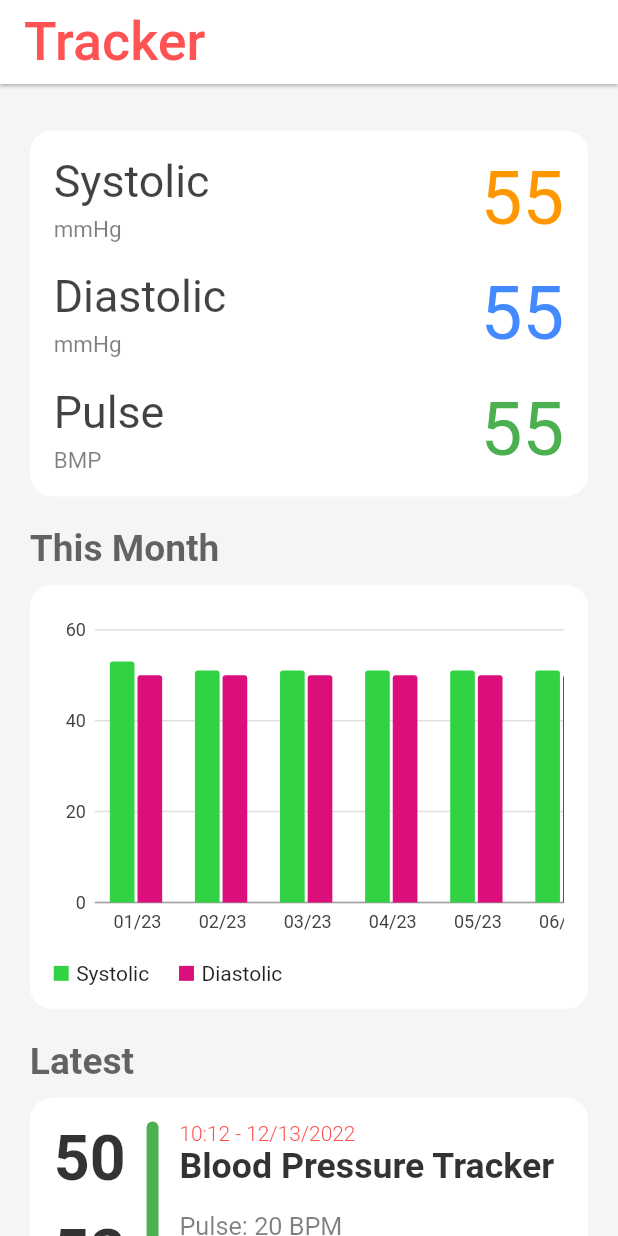
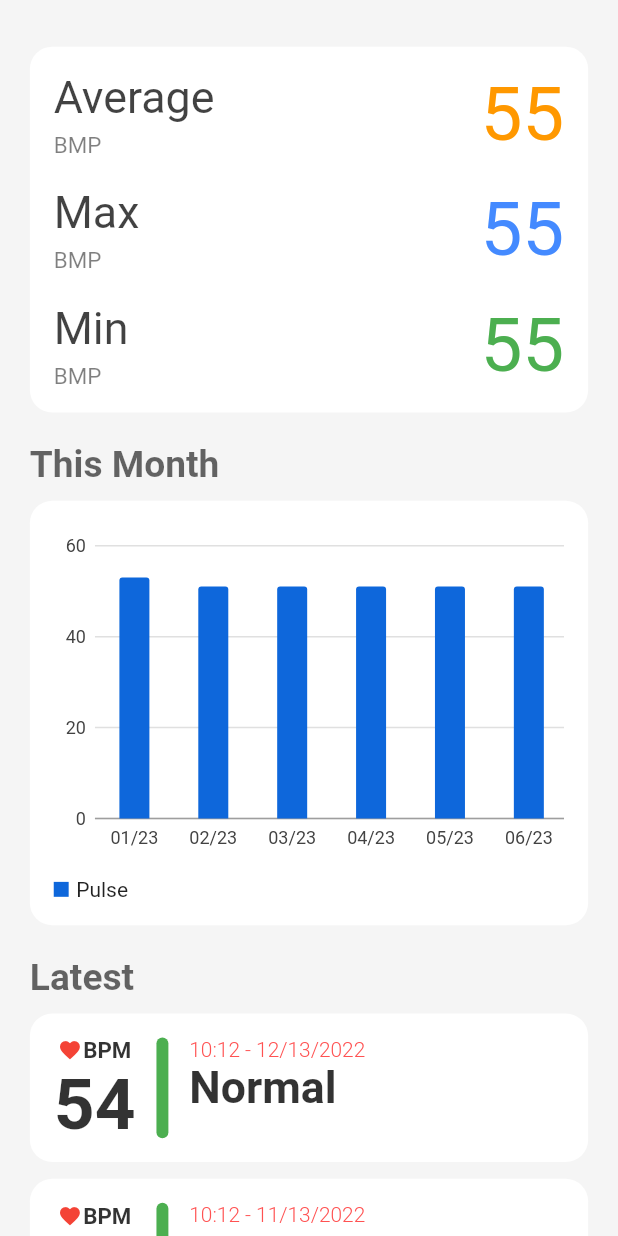
Before and after one commit to soufian200/blood-pressure-tracker, a Flutter app: the screen it shows after launch, on a phone screen of 412 x 824 dp. Run offline on Flutter 3.47's test engine with Material 2 defaults, Android fonts, the phone set to English and light mode, and no system bars; our stand-ins replace charts_flutter, flutter_screenutil, get.

Commit message:
add HeartRate page

```diff
--- a/lib/main.dart
+++ b/lib/main.dart
@@ -1,4 +1,4 @@
-import 'package:bptracker/pages/tracker.dart';
+import 'package:bptracker/pages/heart_rate.dart';
 import 'package:flutter/cupertino.dart';
 import 'package:flutter_screenutil/flutter_screenutil.dart';
 import 'package:get/route_manager.dart';
@@ -18,7 +18,7 @@ void main() {
         debugShowCheckedModeBanner: false,
         initialRoute: '/',
         getPages: [
-          GetPage(name: "/", page: () => const Tracker()),
+          GetPage(name: "/", page: () => const HeartRate()),
         ],
       );
     },
--- /dev/null
+++ b/lib/pages/heart_rate.dart
@@ -0,0 +1,129 @@
+import 'package:bptracker/utils/colors.dart';
+import 'package:bptracker/widgets/app_button.dart';
+import 'package:bptracker/widgets/app_card.dart';
+import 'package:bptracker/widgets/app_container.dart';
+import 'package:bptracker/widgets/app_title.dart';
+import 'package:bptracker/widgets/publse_bar_char.dart';
+import 'package:bptracker/widgets/label.dart';
+import 'package:bptracker/widgets/pulse_record.dart';
+import 'package:flutter/material.dart';
+import 'package:flutter_screenutil/flutter_screenutil.dart';
+
+class HeartRate extends StatefulWidget {
+  const HeartRate({Key? key}) : super(key: key);
+
+  @override
+  State<HeartRate> createState() => _HeartRateState();
+}
+
+class _HeartRateState extends State<HeartRate> {
+  @override
+  Widget build(BuildContext context) {
+    return Scaffold(
+        body: AppContainer(
+      child: Column(children: [
+        SizedBox(height: 20.sp),
+        AppCard(
+          child: Column(children: [
+            Label(
+              title: "Average",
+              subtitle: "BMP",
+              number: 55,
+            ),
+            SizedBox(height: 17.h),
+            Label(
+              title: "Max",
+              subtitle: "BMP",
+              number: 55,
+              numberColor: Colors.blueAccent,
+            ),
+            SizedBox(height: 17.h),
+            Label(
+              title: "Min",
+              subtitle: "BMP",
+              number: 55,
+              numberColor: Colors.green,
+            ),
+          ]),
+        ),
+        SizedBox(height: 20.sp),
+        Row(
+          children: [
+            AppTitle(
+              txt: "This Month",
+              fontSize: 25.sp,
+              color: Colors.black.withOpacity(.6),
+              fontWeight: FontWeight.bold,
+            ),
+          ],
+        ),
+        SizedBox(height: 10.sp),
+        AppCard(
+          child: Column(
+            children: [
+              SingleChildScrollView(
+                scrollDirection: Axis.horizontal,
+                child: SizedBox(
+                    width: 56.w * 30,
+                    height: 200.h,
+                    child: const PulseBarChar()),
+              ),
+              SizedBox(height: 10.h),
+              Row(
+                children: [
+                  Row(
+                    children: [
+                      Container(
+                        width: 10.r,
+                        height: 10.r,
+                        color: AppColors.pulse,
+                      ),
+                      SizedBox(width: 5.w),
+                      const Text("Pulse")
+                    ],
+                  ),
+                ],
+              )
+            ],
+          ),
+        ),
+        SizedBox(height: 20.sp),
+        Row(
+          children: [
+            AppTitle(
+              txt: "Latest",
+              fontSize: 25.sp,
+              color: Colors.black.withOpacity(.6),
+              fontWeight: FontWeight.bold,
+            ),
+          ],
+        ),
+        SizedBox(height: 10.sp),
+        Column(
+          children: [
+            PulseRecord(
+              date: "10:12 - 12/13/2022",
+              title: "Normal",
+              pulse: 54,
+            ),
+            SizedBox(height: 10.h),
+            PulseRecord(
+              date: "10:12 - 11/13/2022",
+              title: "normal",
+              pulse: 52,
+            ),
+            SizedBox(height: 10.h),
+            PulseRecord(
+              date: "10:12 - 12/03/2022",
+              title: "normal",
+              pulse: 62,
+            ),
+          ],
+        ),
+        SizedBox(height: 10.sp),
+        AppButton(label: "See All History"),
+        SizedBox(height: 10.sp),
+      ]),
+    ));
+  }
+}
--- a/lib/pages/tracker.dart
+++ b/lib/pages/tracker.dart
@@ -2,7 +2,7 @@ import 'package:bptracker/utils/colors.dart';
 import 'package:bptracker/widgets/app_button.dart';
 import 'package:bptracker/widgets/app_card.dart';
 import 'package:bptracker/widgets/app_title.dart';
-import 'package:bptracker/widgets/bar_char.dart';
+import 'package:bptracker/widgets/sys_dia_bar_char.dart';
 import 'package:bptracker/widgets/label.dart';
 import 'package:bptracker/widgets/scroll_glow.dart';
 import 'package:bptracker/widgets/sys_dia_record.dart';
@@ -78,9 +78,9 @@ class _TrackerState extends State<Tracker> {
                         SingleChildScrollView(
                           scrollDirection: Axis.horizontal,
                           child: SizedBox(
-                              width: 60 * 30,
+                              width: 70.w * 30,
                               height: 200.h,
-                              child: const AppBarChar()),
+                              child: const SysDiaBarChar()),
                         ),
                         SizedBox(height: 10.h),
                         Row(
--- a/lib/utils/colors.dart
+++ b/lib/utils/colors.dart
@@ -4,4 +4,5 @@ class AppColors {
   static const Color primary = Colors.redAccent;
   static const Color systolic = Color.fromARGB(255, 49, 211, 68);
   static const Color diastolic = Color.fromARGB(255, 219, 14, 124);
+  static const Color pulse = Color.fromARGB(255, 14, 103, 219);
 }
--- /dev/null
+++ b/lib/widgets/app_container.dart
@@ -0,0 +1,21 @@
+import 'package:bptracker/widgets/scroll_glow.dart';
+import 'package:flutter/material.dart';
+import 'package:flutter_screenutil/flutter_screenutil.dart';
+
+class AppContainer extends StatelessWidget {
+  AppContainer({Key? key, required this.child}) : super(key: key);
+  Widget child;
+
+  @override
+  Widget build(BuildContext context) {
+    return SafeArea(
+        child: ScrollGlow(
+            child: SingleChildScrollView(
+                child: Container(
+                    padding:
+                        EdgeInsets.only(top: 10.h, left: 20.w, right: 20.w),
+                    decoration:
+                        BoxDecoration(color: Colors.grey.withOpacity(.05)),
+                    child: child))));
+  }
+}
--- /dev/null
+++ b/lib/widgets/publse_bar_char.dart
@@ -0,0 +1,72 @@
+import 'package:bptracker/models/sys_dia_stats.dart';
+import 'package:flutter/cupertino.dart';
+import 'package:charts_flutter/flutter.dart' as charts;
+
+class PulseBarChar extends StatelessWidget {
+  // List<charts.Series> seriesList;
+
+  const PulseBarChar();
+
+  /// Create series list with multiple series
+  static List<charts.Series<SysDiaStats, String>> _createSampleData() {
+    final pulseData = [
+      SysDiaStats('01/23', 53),
+      SysDiaStats('02/23', 51),
+      SysDiaStats('03/23', 51),
+      SysDiaStats('04/23', 51),
+      SysDiaStats('05/23', 51),
+      SysDiaStats('06/23', 51),
+      SysDiaStats('07/23', 51),
+      SysDiaStats('08/23', 51),
+      SysDiaStats('09/23', 51),
+      SysDiaStats('10/23', 51),
+      SysDiaStats('11/23', 51),
+      SysDiaStats('12/23', 51),
+      SysDiaStats('13/23', 51),
+      SysDiaStats('14/23', 51),
+      SysDiaStats('15/23', 51),
+      SysDiaStats('16/23', 51),
+      SysDiaStats('17/23', 51),
+      SysDiaStats('18/23', 51),
+      SysDiaStats('19/23', 51),
+      SysDiaStats('20/23', 51),
+      SysDiaStats('21/23', 51),
+      SysDiaStats('22/23', 51),
+      SysDiaStats('23/23', 51),
+      SysDiaStats('24/23', 51),
+      SysDiaStats('25/23', 51),
+      SysDiaStats('26/23', 51),
+      SysDiaStats('27/23', 51),
+      SysDiaStats('28/23', 51),
+      SysDiaStats('29/23', 51),
+      SysDiaStats('30/23', 51),
+      SysDiaStats('31/23', 51),
+    ];
+
+    return [
+      // Blue bars with a lighter center color.
+      charts.Series<SysDiaStats, String>(
+        id: 'Systolic',
+        domainFn: (SysDiaStats data, _) => data.date,
+        measureFn: (SysDiaStats data, _) => data.count,
+        data: pulseData,
+        colorFn: (_, __) => const charts.Color(r: 14, g: 103, b: 219),
+        // fillColorFn: (_, __) => charts.MaterialPalette.green.shadeDefault,
+      ),
+    ];
+  }
+
+  @override
+  Widget build(BuildContext context) {
+    return charts.BarChart(
+      _createSampleData(),
+      animate: true,
+
+      // Configure a stroke width to enable borders on the bars.
+      defaultRenderer: charts.BarRendererConfig(
+        maxBarWidthPx: 20,
+        groupingType: charts.BarGroupingType.grouped,
+      ),
+    );
+  }
+}
--- a/lib/widgets/sys_dia_record.dart
+++ b/lib/widgets/pulse_record.dart
@@ -4,33 +4,52 @@ import 'package:bptracker/widgets/app_title.dart';
 import 'package:flutter/material.dart';
 import 'package:flutter_screenutil/flutter_screenutil.dart';
 
-class SysDiaRecord extends StatelessWidget {
-  const SysDiaRecord({
+class PulseRecord extends StatelessWidget {
+  PulseRecord({
     Key? key,
+    required this.date,
+    required this.title,
+    required this.pulse,
   }) : super(key: key);
+
+  String date;
+  String title;
+  int pulse;
 
   @override
   Widget build(BuildContext context) {
     return AppCard(
         child: SizedBox(
-      height: 100.h,
+      height: 60.h,
       child: Row(
         children: [
           Container(
             // color: Colors.red,
             child: Column(
-              mainAxisAlignment: MainAxisAlignment.spaceBetween,
+              mainAxisAlignment: MainAxisAlignment.center,
               children: [
-                Text("50",
-                    style: TextStyle(
-                        fontSize: 42.sp,
-                        fontWeight: FontWeight.bold,
-                        color: Colors.black.withOpacity(.8))),
-                Text("52",
-                    style: TextStyle(
-                        fontSize: 42.sp,
-                        fontWeight: FontWeight.bold,
-                        color: Colors.black.withOpacity(.8))),
+                Row(
+                  children: [
+                    Icon(
+                      Icons.favorite,
+                      size: 16.sp,
+                      color: Colors.red,
+                    ),
+                    SizedBox(width: 1.w),
+                    AppTitle(
+                      txt: "BPM",
+                      fontSize: 15.sp,
+                      fontWeight: FontWeight.bold,
+                      color: Colors.black.withOpacity(.8),
+                    ),
+                  ],
+                ),
+                AppTitle(
+                  txt: pulse.toString(),
+                  fontSize: 48.sp,
+                  fontWeight: FontWeight.bold,
+                  color: Colors.black.withOpacity(.8),
+                ),
               ],
             ),
           ),
@@ -47,22 +66,16 @@ class SysDiaRecord extends StatelessWidget {
               Column(
                 crossAxisAlignment: CrossAxisAlignment.start,
                 children: [
-                  Text("10:12 - 12/13/2022",
+                  Text(date,
                       style: TextStyle(
                           fontSize: 14.sp,
                           fontWeight: FontWeight.w300,
                           color: AppColors.primary)),
                   AppTitle(
-                    txt: "Blood Pressure Tracker",
-                    fontSize: 24.sp,
+                    txt: title,
+                    fontSize: 30.sp,
                     color: Colors.black.withOpacity(.8),
                     fontWeight: FontWeight.bold,
-                  ),
-                  SizedBox(height: 14.h),
-                  AppTitle(
-                    txt: "Pulse: 20 BPM",
-                    fontSize: 17.sp,
-                    color: Colors.black.withOpacity(.5),
                   ),
                 ],
               ),
--- a/lib/widgets/bar_char.dart
+++ b/lib/widgets/sys_dia_bar_char.dart
@@ -2,10 +2,10 @@ import 'package:bptracker/models/sys_dia_stats.dart';
 import 'package:flutter/cupertino.dart';
 import 'package:charts_flutter/flutter.dart' as charts;
 
-class AppBarChar extends StatelessWidget {
+class SysDiaBarChar extends StatelessWidget {
   // List<charts.Series> seriesList;
 
-  const AppBarChar();
+  const SysDiaBarChar();
 
   /// Create series list with multiple series
   static List<charts.Series<SysDiaStats, String>> _createSampleData() {
```
